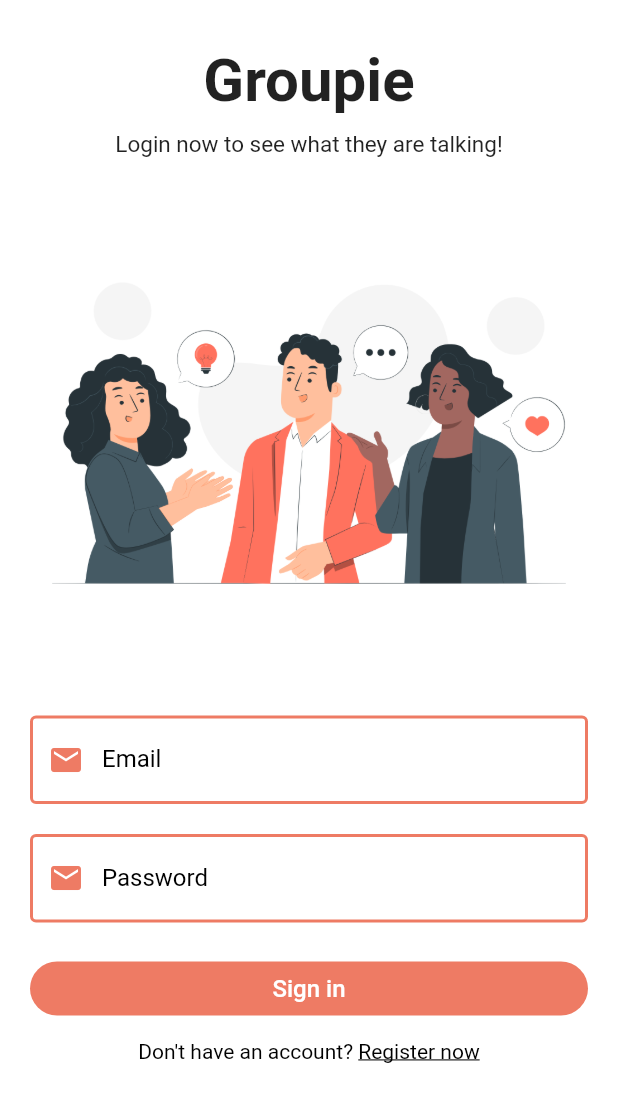
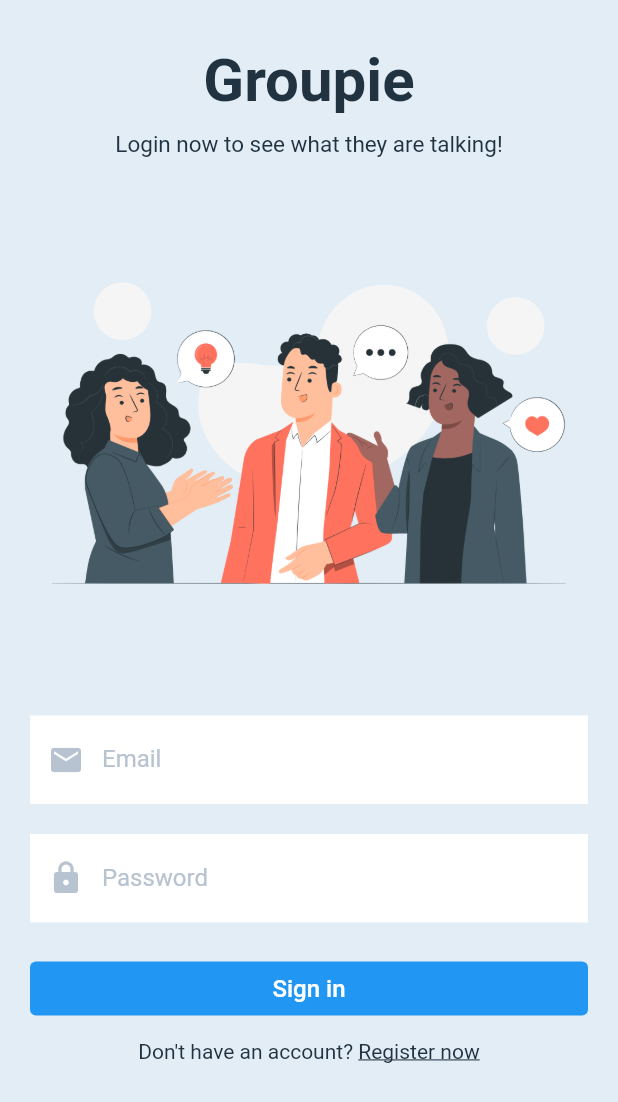
Before and after one commit to Drako-Rexon/GupShup_fire, a Flutter app: the screen it shows after launch, on a phone screen of 412 x 824 dp. Shown: the top 1102 px of the screen. Run offline on Flutter 3.47's test engine with Material 2 defaults, Android fonts, the phone set to English and light mode, and no system bars; our stand-ins replace cloud_firestore, firebase_auth, firebase_core, shared_preferences; accounts and stored records are empty.

Commit message:
ui changed

```diff
--- a/lib/main.dart
+++ b/lib/main.dart
@@ -1,6 +1,7 @@
 import 'package:firebase_core/firebase_core.dart';
 import 'package:flutter/foundation.dart';
 import 'package:flutter/material.dart';
+import 'package:flutter/services.dart';
 import 'package:gupshup_firebase/helper/helper_function.dart';
 import 'package:gupshup_firebase/pages/homepage.dart';
 import 'package:gupshup_firebase/shared/constants.dart';
@@ -53,6 +54,8 @@ class _MainAppState extends State<MainApp> {
 
   @override
   Widget build(BuildContext context) {
+    SystemChrome.setSystemUIOverlayStyle(
+        const SystemUiOverlayStyle(statusBarColor: Colors.transparent));
     return MaterialApp(
       theme: ThemeData(
         primaryColor: Constants().primaryColor,
--- a/lib/pages/auth/login_page.dart
+++ b/lib/pages/auth/login_page.dart
@@ -31,12 +31,11 @@ class _LoginPageState extends State<LoginPage> {
 
     return SafeArea(
       child: Scaffold(
-        backgroundColor: Colors.white,
+        backgroundColor: Theme.of(context).primaryColor,
         body: Visibility(
           visible: !_isLoading,
           replacement: Center(
-            child: CircularProgressIndicator(
-                color: Theme.of(context).primaryColor),
+            child: CircularProgressIndicator(color: Constants().darkGrey),
           ),
           child: SingleChildScrollView(
             child: Padding(
@@ -47,18 +46,20 @@ class _LoginPageState extends State<LoginPage> {
                   mainAxisAlignment: MainAxisAlignment.center,
                   crossAxisAlignment: CrossAxisAlignment.center,
                   children: [
-                    const Text(
+                    Text(
                       "Groupie",
                       style: TextStyle(
                         fontSize: 40,
+                        color: Constants().darkGrey,
                         fontWeight: FontWeight.bold,
                       ),
                     ),
                     const SizedBox(height: 10),
-                    const Text(
+                    Text(
                       "Login now to see what they are talking!",
                       style: TextStyle(
                         fontSize: 15,
+                        color: Constants().darkGrey,
                         fontWeight: FontWeight.w400,
                       ),
                     ),
@@ -66,7 +67,7 @@ class _LoginPageState extends State<LoginPage> {
                         ? Image.asset('assets/images/login.png')
                         : const SizedBox(height: 50),
                     TextFormField(
-                      cursorColor: Constants().primaryColor,
+                      cursorColor: Constants().secondaryColor,
                       onChanged: (val) {
                         setState(() {
                           email = val;
@@ -74,9 +75,21 @@ class _LoginPageState extends State<LoginPage> {
                       },
                       decoration: textInputDecoration.copyWith(
                         labelText: "Email",
+                        errorBorder: InputBorder.none,
+                        focusedBorder: InputBorder.none,
+                        enabledBorder: InputBorder.none,
+                        focusedErrorBorder: InputBorder.none,
+                        disabledBorder: InputBorder.none,
+                        border: InputBorder.none,
+                        fillColor: Colors.white,
+                        filled: true,
+                        hintText: 'Enter Email',
+                        hintStyle: TextStyle(color: Constants().secondaryColor),
+                        labelStyle:
+                            TextStyle(color: Constants().secondaryColor),
                         prefixIcon: Icon(
                           Icons.mail,
-                          color: Theme.of(context).primaryColor,
+                          color: Constants().secondaryColor,
                         ),
                       ),
                       validator: (val) {
@@ -97,10 +110,22 @@ class _LoginPageState extends State<LoginPage> {
                       },
                       obscureText: true,
                       decoration: textInputDecoration.copyWith(
+                        errorBorder: InputBorder.none,
+                        focusedBorder: InputBorder.none,
+                        enabledBorder: InputBorder.none,
+                        focusedErrorBorder: InputBorder.none,
+                        disabledBorder: InputBorder.none,
+                        border: InputBorder.none,
+                        fillColor: Colors.white,
+                        filled: true,
+                        hintText: 'Enter Password',
+                        hintStyle: TextStyle(color: Constants().secondaryColor),
                         labelText: "Password",
+                        labelStyle:
+                            TextStyle(color: Constants().secondaryColor),
                         prefixIcon: Icon(
-                          Icons.mail,
-                          color: Theme.of(context).primaryColor,
+                          Icons.lock,
+                          color: Constants().secondaryColor,
                         ),
                       ),
                       validator: (value) {
@@ -115,24 +140,14 @@ class _LoginPageState extends State<LoginPage> {
                     SizedBox(
                       width: double.infinity,
                       child: ElevatedButton(
-                        style: ElevatedButton.styleFrom(
-                          primary: Theme.of(context).primaryColor,
-                          elevation: 0,
-                          shape: const RoundedRectangleBorder(
-                            borderRadius: BorderRadius.all(
-                              Radius.circular(30),
-                            ),
-                          ),
-                        ),
+                        style: ButtonStyle(
+                            elevation: MaterialStateProperty.all(0)),
                         onPressed: () {
                           login();
                         },
                         child: const Text(
                           "Sign in",
-                          style: TextStyle(
-                            color: Colors.white,
-                            fontSize: 16,
-                          ),
+                          style: TextStyle(color: Colors.white, fontSize: 16),
                         ),
                       ),
                     ),
@@ -140,15 +155,15 @@ class _LoginPageState extends State<LoginPage> {
                     Text.rich(
                       TextSpan(
                         text: "Don't have an account? ",
-                        style: const TextStyle(
-                          color: Colors.black,
+                        style: TextStyle(
+                          color: Constants().darkGrey,
                           fontSize: 14,
                         ),
                         children: <TextSpan>[
                           TextSpan(
                               text: "Register now",
-                              style: const TextStyle(
-                                color: Colors.black,
+                              style: TextStyle(
+                                color: Constants().darkGrey,
                                 decoration: TextDecoration.underline,
                               ),
                               recognizer: TapGestureRecognizer()
@@ -200,3 +215,5 @@ class _LoginPageState extends State<LoginPage> {
     }
   }
 }
+
+class GoogleFonts {}
--- a/lib/shared/constants.dart
+++ b/lib/shared/constants.dart
@@ -6,6 +6,13 @@ class Constants {
   static String messagingSenderId = "912625053947";
   static String projectsId = "gupshup-chat-fire";
 
-  final primaryColor = const Color(0xFFee7b64);
+  static String msgIcon = "assets/images/message-text.png";
+  static String sendIcon = "assets/images/send msg.png";
+
+
+  final primaryColor = const Color(0xFFE2EDF5);
+  final secondaryColor = Color.fromARGB(255, 184, 195, 210);
+  final darkGrey = const Color(0xFF213241);
   final lightPrimaryColor = const Color.fromARGB(255, 255, 201, 190);
+  final primaryBlue = const Color(0xFF0573F3);
 }
--- a/pubspec.yaml
+++ b/pubspec.yaml
@@ -1,10 +1,10 @@
 name: gupshup_firebase
 description: A new Flutter project.
-publish_to: 'none'
+publish_to: "none"
 version: 0.1.0
 
 environment:
-  sdk: '>=3.0.5 <4.0.0'
+  sdk: ">=3.0.5 <4.0.0"
 
 dependencies:
   cloud_firestore: ^4.8.3
@@ -12,6 +12,7 @@ dependencies:
   firebase_core: ^2.15.0
   flutter:
     sdk: flutter
+  google_fonts: ^5.1.0
   shared_preferences: ^2.2.0
 
 dev_dependencies:
```
Also changed, not shown: lib/pages/chat_page.dart (+14 -40 lines), lib/pages/group_info.dart (+22 -42 lines), lib/pages/homepage.dart (+42 -38 lines), lib/pages/profile_page.dart (+22 -8 lines), lib/pages/search_page.dart (+16 -14 lines), lib/widgets/group_tile.dart (+11 -8 lines), lib/widgets/message_tile.dart (+17 -44 lines), assets/images/message-text.png (added), assets/images/send msg.png (added), pubspec.lock, 1 other file.
